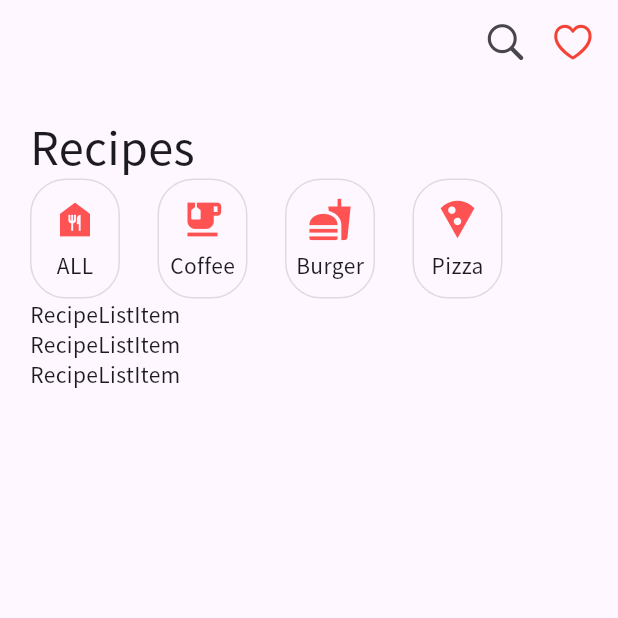
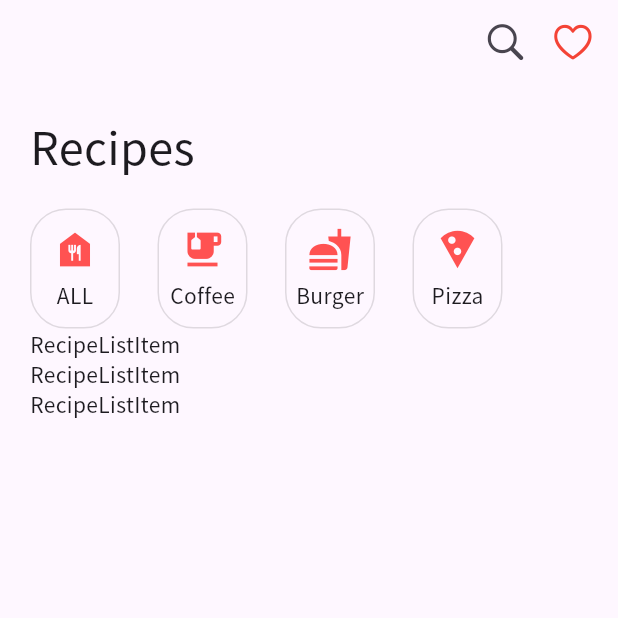
Before and after one commit to hippieperm/flutter_recipe_app, a Flutter app: the screen it shows after launch, on a phone screen of 412 x 824 dp, the top half of it. Run offline on Flutter 3.47's test engine with Material 3 defaults, Android fonts, the phone set to English and light mode, and no system bars.

Commit message:
레시피 메뉴 위젯 수정: RecipeMenu 클래스에 패딩을 추가하여 레이아웃을 개선하고 가독성을 향상시킴

```diff
--- a/lib/recipe_menu.dart
+++ b/lib/recipe_menu.dart
@@ -5,7 +5,9 @@ class RecipeMenu extends StatelessWidget {
 
   @override
   Widget build(BuildContext context) {
-    return Row(
+    return Padding(
+      padding: const EdgeInsets.only(top: 20),
+      child: Row(
         children: [
           menuItem(Icons.food_bank, 'ALL'),
           SizedBox(width: 25),
@@ -15,6 +17,7 @@ class RecipeMenu extends StatelessWidget {
           SizedBox(width: 25),
           menuItem(Icons.local_pizza, 'Pizza'),
         ],
+      ),
     );
   }
 
```
Lines whose indentation alone changed are shown as unchanged.
